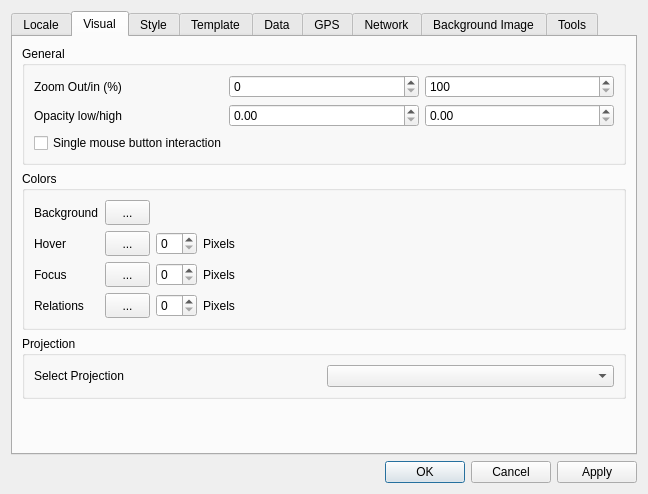
The window that Preferences/PreferencesDialog.ui (openstreetmap/merkaartor) describes before a commit, drawn with Qt 5.
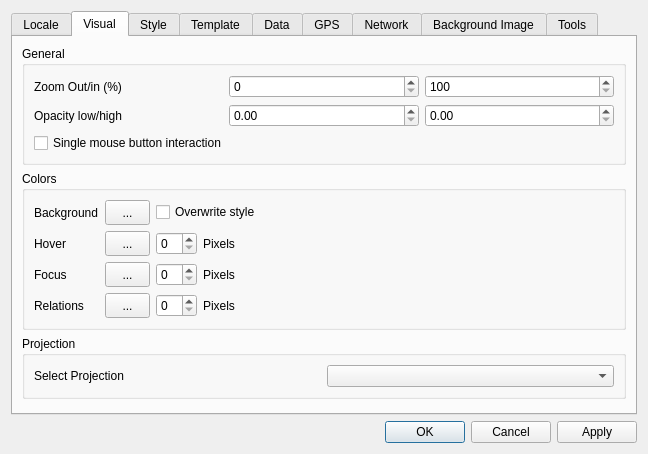
The same window after the commit.

Commit message: ADD : Allow canvas background to be set from a style. Background color is still overridable in the global preferences. (closes #1333)

Patch:
```diff
--- a/Preferences/PreferencesDialog.ui
+++ b/Preferences/PreferencesDialog.ui
@@ -2,13 +2,13 @@
 <ui version="4.0">
  <author>Chris Browet</author>
  <class>PreferencesDialog</class>
- <widget class="QDialog" name="PreferencesDialog">
-  <property name="geometry">
+ <widget class="QDialog" name="PreferencesDialog" >
+  <property name="geometry" >
    <rect>
     <x>0</x>
     <y>0</y>
     <width>648</width>
-    <height>494</height>
+    <height>454</height>
    </rect>
   </property>
   <property name="windowTitle">
@@ -94,8 +94,16 @@
        </item>
       </layout>
      </widget>
-     <widget class="QWidget" name="tab_4">
-      <attribute name="title">
+     <widget class="QWidget" name="tab_4" >
+      <property name="geometry" >
+       <rect>
+        <x>0</x>
+        <y>0</y>
+        <width>624</width>
+        <height>378</height>
+       </rect>
+      </property>
+      <attribute name="title" >
        <string>Visual</string>
       </attribute>
       <layout class="QVBoxLayout" name="verticalLayout_3">
@@ -211,8 +219,15 @@
              </widget>
             </item>
             <item>
-             <spacer name="horizontalSpacer_2">
-              <property name="orientation">
+             <widget class="QCheckBox" name="cbBackgroundOverwriteStyle" >
+              <property name="text" >
+               <string>Overwrite style</string>
+              </property>
+             </widget>
+            </item>
+            <item>
+             <spacer name="horizontalSpacer_2" >
+              <property name="orientation" >
                <enum>Qt::Horizontal</enum>
               </property>
               <property name="sizeHint" stdset="0">
```
Left out of the diff: 761 changed lines with no effect on the pictures. The commit also changes 21 other files.
